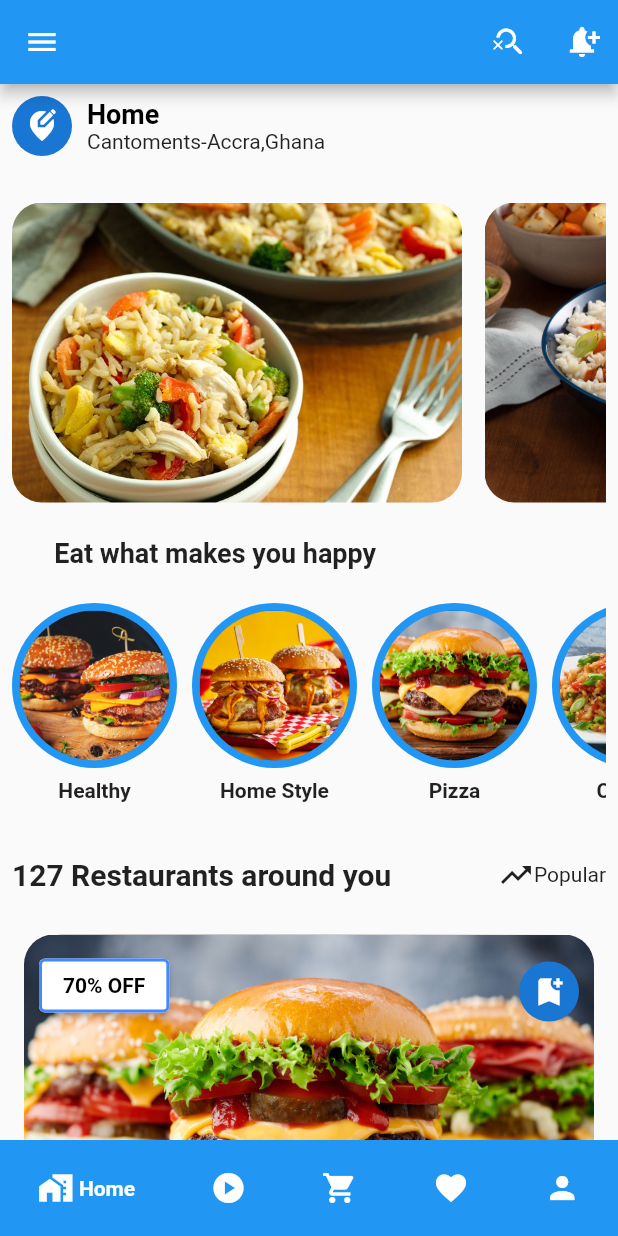
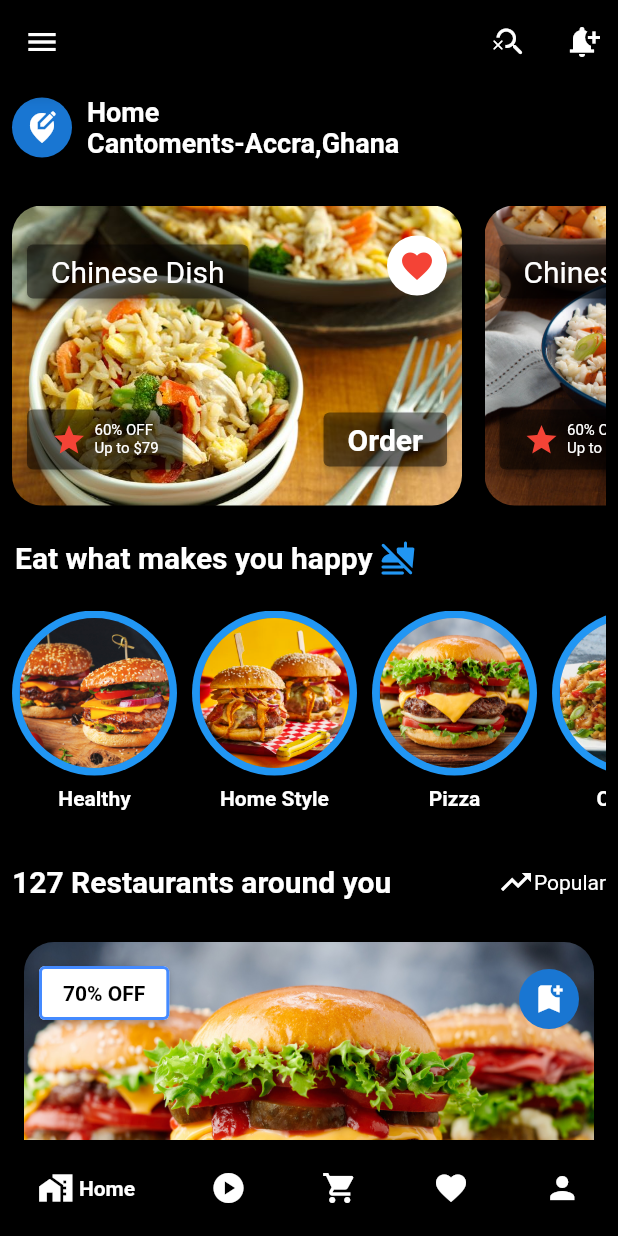
Before and after one commit to OscarNii/foodidols, a Flutter app: the screen it shows after launch, on a phone screen of 412 x 824 dp. Run offline on Flutter 3.47's test engine with Material 2 defaults, Android fonts, the light colour scheme and no system bars; drawn by our look-alikes of google_nav_bar.

Commit message:
huge commit

```diff
--- /dev/null
+++ b/lib/HomeFood/HomeFood1.dart
@@ -0,0 +1,95 @@
+import 'package:flutter/cupertino.dart';
+import 'package:flutter/material.dart';
+
+class HomeFood1 extends StatelessWidget {
+  const HomeFood1({
+    super.key,
+  });
+
+  @override
+  Widget build(BuildContext context) {
+    return Container(
+      height: 200,
+      width: 300,
+      decoration: BoxDecoration(
+        borderRadius: BorderRadius.circular(20),
+        image: const DecorationImage(
+            image: AssetImage('assets/top1.jpeg'), fit: BoxFit.cover),
+      ),
+      child: Stack(
+        children: [
+          Positioned(
+            right: 10,
+            bottom: 20,
+            child: ElevatedButton(
+                style: ElevatedButton.styleFrom(
+                  backgroundColor: Colors.black45,
+                ),
+                onPressed: () {},
+                child: const Text(
+                  "Order",
+                  style: TextStyle(
+                      color: Colors.white,
+                      fontSize: 20,
+                      fontWeight: FontWeight.bold),
+                )),
+          ),
+          Positioned(
+            left: 10,
+            top: 20,
+            child: ElevatedButton(
+                style:
+                    ElevatedButton.styleFrom(backgroundColor: Colors.black45),
+                onPressed: () {},
+                child: const Text(
+                  "Chinese Dish",
+                  style: TextStyle(
+                      color: Colors.white,
+                      fontSize: 20,
+                      fontWeight: FontWeight.normal),
+                )),
+          ),
+          Positioned(
+              left: 10,
+              bottom: 20,
+              child: ElevatedButton(
+                style:
+                    ElevatedButton.styleFrom(backgroundColor: Colors.black45),
+                onPressed: () {},
+                child: Row(
+                  children: [
+                    const Icon(
+                      Icons.star,
+                      color: Colors.red,
+                    ),
+                    const SizedBox(width: 5),
+                    const Padding(
+                      padding: EdgeInsets.symmetric(vertical: 8.0),
+                      child: Text(
+                        "60% OFF\nUp to \$79",
+                        style: TextStyle(
+                          color: Colors.white,
+                          fontSize: 10,
+                          fontWeight: FontWeight.normal,
+                        ),
+                      ),
+                    ),
+                  ],
+                ),
+              )),
+          const Positioned(
+            right: 10,
+            top: 20,
+            child: CircleAvatar(
+              backgroundColor: Colors.white,
+              child: Icon(
+                Icons.favorite,
+                color: Colors.red,
+              ),
+            ),
+          ),
+        ],
+      ),
+    );
+  }
+}
--- /dev/null
+++ b/lib/HomeFood/HomeFood2.dart
@@ -0,0 +1,95 @@
+import 'package:flutter/cupertino.dart';
+import 'package:flutter/material.dart';
+
+class HomeFood2 extends StatelessWidget {
+  const HomeFood2({
+    super.key,
+  });
+
+  @override
+  Widget build(BuildContext context) {
+    return Container(
+      height: 200,
+      width: 300,
+      decoration: BoxDecoration(
+        borderRadius: BorderRadius.circular(20),
+        image: const DecorationImage(
+            image: AssetImage('assets/top2.jpeg'), fit: BoxFit.cover),
+      ),
+      child: Stack(
+        children: [
+          Positioned(
+            right: 10,
+            bottom: 20,
+            child: ElevatedButton(
+                style: ElevatedButton.styleFrom(
+                  backgroundColor: Colors.black45,
+                ),
+                onPressed: () {},
+                child: const Text(
+                  "Order",
+                  style: TextStyle(
+                      color: Colors.white,
+                      fontSize: 20,
+                      fontWeight: FontWeight.bold),
+                )),
+          ),
+          Positioned(
+            left: 10,
+            top: 20,
+            child: ElevatedButton(
+                style:
+                    ElevatedButton.styleFrom(backgroundColor: Colors.black45),
+                onPressed: () {},
+                child: const Text(
+                  "Chinese Dish",
+                  style: TextStyle(
+                      color: Colors.white,
+                      fontSize: 20,
+                      fontWeight: FontWeight.normal),
+                )),
+          ),
+          Positioned(
+              left: 10,
+              bottom: 20,
+              child: ElevatedButton(
+                style:
+                    ElevatedButton.styleFrom(backgroundColor: Colors.black45),
+                onPressed: () {},
+                child: Row(
+                  children: const [
+                    Icon(
+                      Icons.star,
+                      color: Colors.red,
+                    ),
+                    SizedBox(width: 5),
+                    Padding(
+                      padding: EdgeInsets.symmetric(vertical: 8.0),
+                      child: Text(
+                        "60% OFF\nUp to \$79",
+                        style: TextStyle(
+                          color: Colors.white,
+                          fontSize: 10,
+                          fontWeight: FontWeight.normal,
+                        ),
+                      ),
+                    ),
+                  ],
+                ),
+              )),
+          const Positioned(
+            right: 10,
+            top: 20,
+            child: CircleAvatar(
+              backgroundColor: Colors.white,
+              child: Icon(
+                Icons.favorite,
+                color: Colors.red,
+              ),
+            ),
+          ),
+        ],
+      ),
+    );
+  }
+}
--- a/lib/containers/container1.dart
+++ b/lib/containers/container1.dart
@@ -109,10 +109,13 @@ class foodcontainer1 extends StatelessWidget {
             children: [
               Text(
                 "  By Nungua Codes",
+                style:
+                    TextStyle(fontWeight: FontWeight.bold, color: Colors.white),
               ),
               Text(
                 "Price Range \$250-\$500",
-                style: TextStyle(fontWeight: FontWeight.bold),
+                style:
+                    TextStyle(fontWeight: FontWeight.bold, color: Colors.white),
               )
             ],
           )
--- a/lib/containers/container2.dart
+++ b/lib/containers/container2.dart
@@ -109,10 +109,13 @@ class foodcontainer2 extends StatelessWidget {
             children: [
               Text(
                 "  By Nungua Codes",
+                style:
+                    TextStyle(fontWeight: FontWeight.bold, color: Colors.white),
               ),
               Text(
                 "Price Range \$250-\$500",
-                style: TextStyle(fontWeight: FontWeight.bold),
+                style:
+                    TextStyle(fontWeight: FontWeight.bold, color: Colors.white),
               )
             ],
           )
--- a/lib/containers/container4.dart
+++ b/lib/containers/container4.dart
@@ -84,7 +84,9 @@ class foodcontainer4 extends StatelessWidget {
                       Text(
                         " Jollof Rice with Assorted",
                         style: TextStyle(
-                            fontSize: 23, fontWeight: FontWeight.bold),
+                            fontSize: 23,
+                            fontWeight: FontWeight.bold,
+                            color: Colors.white),
                       ),
                       Row(
                         children: [
@@ -107,6 +109,8 @@ class foodcontainer4 extends StatelessWidget {
             children: [
               Text(
                 "  By Nungua Codes",
+                style:
+                    TextStyle(fontWeight: FontWeight.bold, color: Colors.white),
               ),
               Text(
                 "Price Range \$250-\$500",
--- a/lib/home.dart
+++ b/lib/home.dart
@@ -1,6 +1,10 @@
 // ignore_for_file: prefer_const_constructors, prefer_const_literals_to_create_immutables, deprecated_member_use, camel_case_types
 
 import 'package:flutter/material.dart';
+import 'package:foodidols/HomeFood/HomeFood1.dart';
+import 'package:foodidols/HomeFood/HomeFood2.dart';
+import 'package:foodidols/HomeFood/HomeFood3.dart';
+import 'package:foodidols/HomeFood/HomeFood4.dart';
 import 'package:foodidols/containers/container1.dart';
 import 'package:foodidols/containers/container2.dart';
 import 'package:foodidols/containers/container3.dart';
@@ -14,6 +18,7 @@ class MyHomePage extends StatelessWidget {
   @override
   Widget build(BuildContext context) {
     return Scaffold(
+      backgroundColor: Colors.black,
       drawer: NavigationDrawer(children: [
         Container(
           color: Colors.red,
@@ -69,7 +74,7 @@ class MyHomePage extends StatelessWidget {
         )
       ]),
       appBar: AppBar(
-        backgroundColor: Colors.blue,
+        backgroundColor: Colors.black,
         actions: [
           IconButton(
             onPressed: () {},
@@ -101,11 +106,17 @@ class MyHomePage extends StatelessWidget {
                           Text(
                             'Home',
                             style: TextStyle(
-                                color: Colors.black,
+                                color: Colors.white,
                                 fontSize: 18,
                                 fontWeight: FontWeight.bold),
                           ),
-                          Text("Cantoments-Accra,Ghana"),
+                          Text(
+                            "Cantoments-Accra,Ghana",
+                            style: TextStyle(
+                                color: Colors.white,
+                                fontSize: 18,
+                                fontWeight: FontWeight.bold),
+                          ),
                         ],
                       ),
                     ],
@@ -118,61 +129,35 @@ class MyHomePage extends StatelessWidget {
                     scrollDirection: Axis.horizontal,
                     child: Row(
                       children: [
-                        Container(
-                          height: 200,
-                          width: 300,
-                          decoration: BoxDecoration(
-                            borderRadius: BorderRadius.circular(20),
-                            image: DecorationImage(
-                                image: AssetImage('assets/top1.jpeg'),
-                                fit: BoxFit.cover),
-                          ),
-                        ),
+                        HomeFood1(),
                         SizedBox(width: 15),
-                        Container(
-                          height: 200,
-                          width: 300,
-                          decoration: BoxDecoration(
-                            borderRadius: BorderRadius.circular(20),
-                            image: DecorationImage(
-                                image: AssetImage("assets/top2.jpeg"),
-                                fit: BoxFit.cover),
-                          ),
-                        ),
+                        HomeFood2(),
                         SizedBox(width: 15),
-                        Container(
-                          height: 200,
-                          width: 300,
-                          decoration: BoxDecoration(
-                            borderRadius: BorderRadius.circular(20),
-                            image: DecorationImage(
-                                image: AssetImage("assets/top3.jpeg"),
-                                fit: BoxFit.cover),
-                          ),
-                        ),
+                        HomeFood3(),
                         SizedBox(width: 15),
-                        Container(
-                          height: 200,
-                          width: 300,
-                          decoration: BoxDecoration(
-                            borderRadius: BorderRadius.circular(20),
-                            image: DecorationImage(
-                                image: AssetImage("assets/top4.jpeg"),
-                                fit: BoxFit.cover),
-                          ),
-                        ),
+                        HomeFood4(),
                       ],
                     ),
                   ),
                 ),
                 SizedBox(height: 15),
                 Padding(
-                  padding: const EdgeInsets.only(
-                    right: 125.0,
-                  ),
-                  child: Text(
-                    'Eat what makes you happy',
-                    style: TextStyle(fontSize: 18, fontWeight: FontWeight.bold),
+                  padding: const EdgeInsets.symmetric(horizontal: 10),
+                  child: Row(
+                    children: [
+                      Text(
+                        'Eat what makes you happy',
+                        style: TextStyle(
+                            fontSize: 20,
+                            fontWeight: FontWeight.bold,
+                            color: Colors.white),
+                      ),
+                      SizedBox(width: 5),
+                      Icon(
+                        Icons.no_food_rounded,
+                        color: Colors.blue,
+                      ),
+                    ],
                   ),
                 ),
                 SizedBox(height: 15),
@@ -195,7 +180,9 @@ class MyHomePage extends StatelessWidget {
                             SizedBox(height: 7),
                             Text(
                               "Healthy",
-                              style: TextStyle(fontWeight: FontWeight.bold),
+                              style: TextStyle(
+                                  fontWeight: FontWeight.bold,
+                                  color: Colors.white),
                             )
                           ],
                         ),
@@ -213,7 +200,9 @@ class MyHomePage extends StatelessWidget {
                             SizedBox(height: 7),
                             Text(
                               "Home Style",
-                              style: TextStyle(fontWeight: FontWeight.bold),
+                              style: TextStyle(
+                                  fontWeight: FontWeight.bold,
+                                  color: Colors.white),
                             )
                           ],
                         ),
@@ -231,7 +220,9 @@ class MyHomePage extends StatelessWidget {
                             SizedBox(height: 7),
                             Text(
                               "Pizza",
-                              style: TextStyle(fontWeight: FontWeight.bold),
+                              style: TextStyle(
+                                  fontWeight: FontWeight.bold,
+                                  color: Colors.white),
                             )
                           ],
                         ),
@@ -249,7 +240,9 @@ class MyHomePage extends StatelessWidget {
                             SizedBox(height: 7),
                             Text(
                               "Chicken",
-                              style: TextStyle(fontWeight: FontWeight.bold),
+                              style: TextStyle(
+                                  fontWeight: FontWeight.bold,
+                                  color: Colors.white),
                             )
                           ],
                         ),
@@ -267,7 +260,9 @@ class MyHomePage extends StatelessWidget {
                             SizedBox(height: 7),
                             Text(
                               "Shawarma",
-                              style: TextStyle(fontWeight: FontWeight.bold),
+                              style: TextStyle(
+                                  fontWeight: FontWeight.bold,
+                                  color: Colors.white),
                             )
                           ],
                         ),
@@ -285,7 +280,9 @@ class MyHomePage extends StatelessWidget {
                             SizedBox(height: 7),
                             Text(
                               "Burger",
-                              style: TextStyle(fontWeight: FontWeight.bold),
+                              style: TextStyle(
+                                  fontWeight: FontWeight.bold,
+                                  color: Colors.white),
                             )
                           ],
                         ),
@@ -302,14 +299,20 @@ class MyHomePage extends StatelessWidget {
                       Text(
                         '127 Restaurants around you',
                         style: TextStyle(
-                            fontWeight: FontWeight.bold, fontSize: 20),
+                            fontWeight: FontWeight.bold,
+                            fontSize: 20,
+                            color: Colors.white),
                       ),
                       Row(
                         children: [
                           Icon(
                             Icons.trending_up_sharp,
+                            color: Colors.white,
                           ),
-                          Text("Popular")
+                          Text(
+                            "Popular",
+                            style: TextStyle(color: Colors.white),
+                          )
                         ],
                       ),
                     ],
@@ -336,7 +339,7 @@ class MyHomePage extends StatelessWidget {
         color: Colors.white,
         activeColor: Colors.white,
         mainAxisAlignment: MainAxisAlignment.spaceAround,
-        backgroundColor: Colors.blue,
+        backgroundColor: Colors.black,
         padding: EdgeInsets.all(20.0),
         rippleColor: Colors.red,
         tabs: [
```
Also changed, not shown: lib/HomeFood/HomeFood3.dart (added, +94 -0 lines), lib/HomeFood/HomeFood4.dart (added, +94 -0 lines), lib/cat/cat1.dart (added, +43 -0 lines), lib/containers/container3.dart (+7 -2 lines), lib/next/next1.dart (+92 -26 lines).
